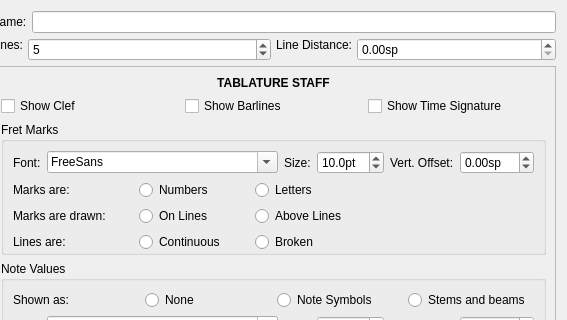
First picture: the form in mscore/mscore/stafftype.ui, repository musescore/musescore-old, before the edit; both pictures show x 233 to 800 and y 0 to 320 of the 800 by 500 pixel window.
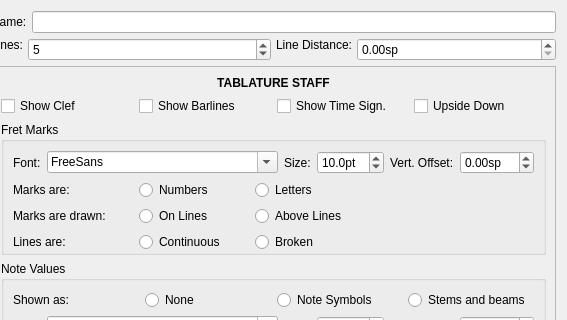
Second picture: the form after the edit. The open tabs and pages were chosen to show the change.

Commit message: Support for 'upside down' tablatures (lowest string on top)

```diff
--- a/mscore/mscore/stafftype.ui
+++ b/mscore/mscore/stafftype.ui
@@ -286,7 +286,14 @@
              <item row="0" column="2">
               <widget class="QCheckBox" name="genTimesigTablature">
                <property name="text">
-                <string>Show Time Signature</string>
+                <string>Show Time Sign.</string>
+               </property>
+              </widget>
+             </item>
+             <item row="0" column="3">
+              <widget class="QCheckBox" name="upsideDown">
+               <property name="text">
+                <string>Upside Down</string>
                </property>
               </widget>
              </item>
```
Left out of the diff: 2 changed lines with no effect on the pictures. The commit also changes 5 other files.
